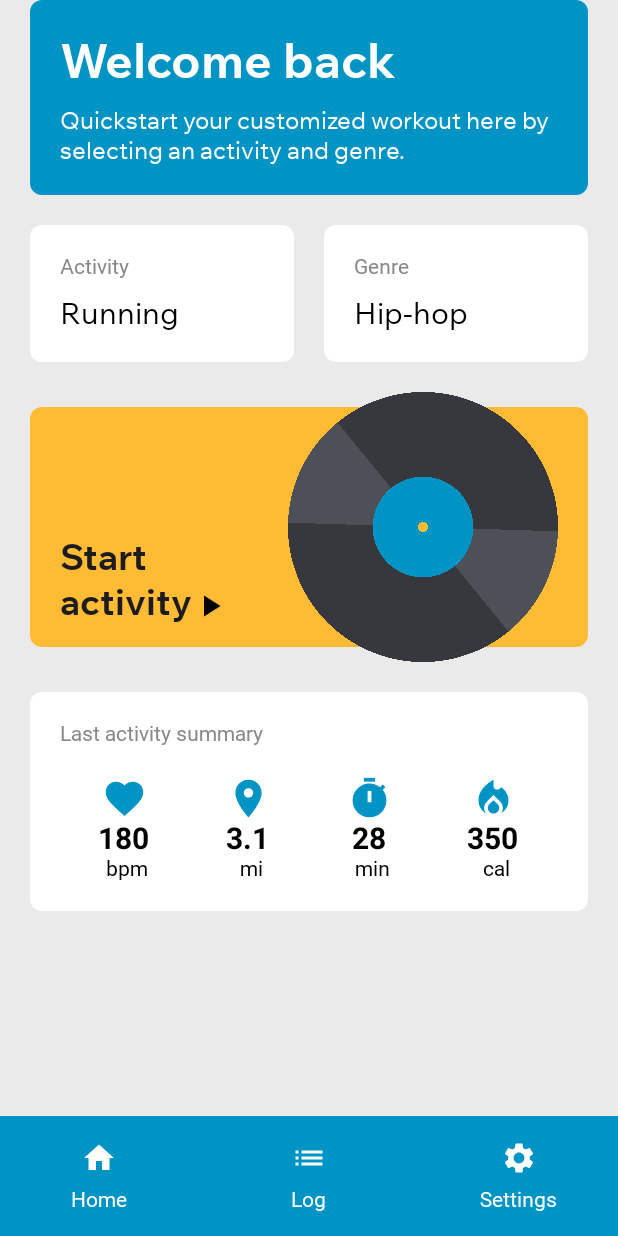
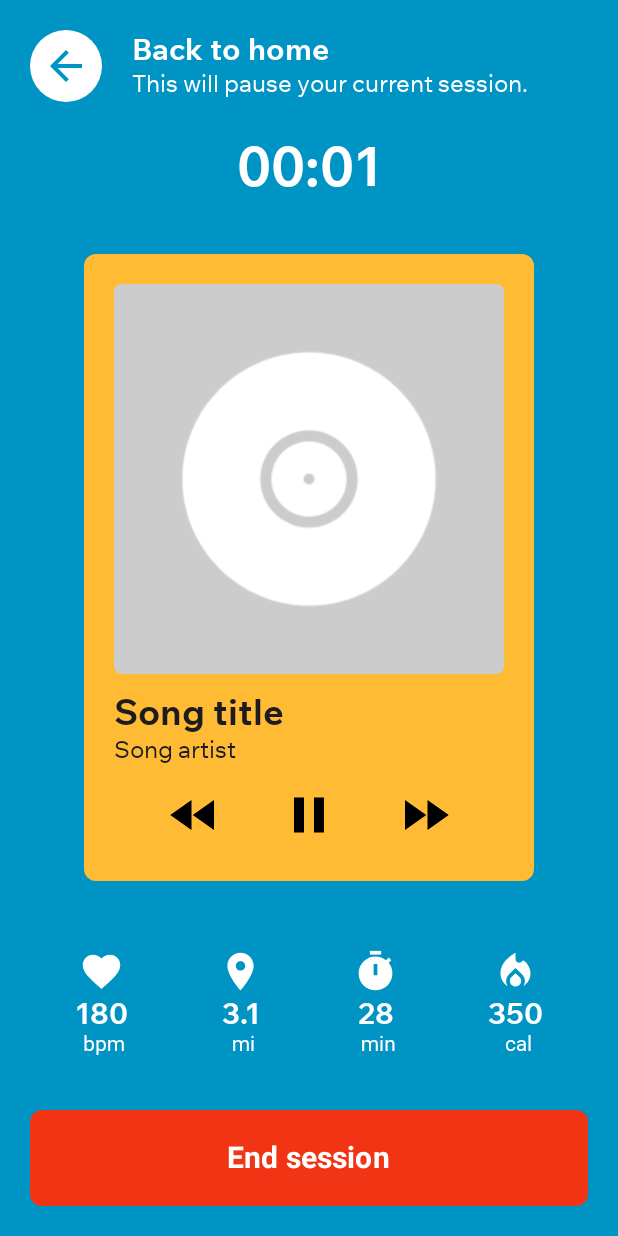
Before and after one commit to alysazhou/cadence, an Android app built with Jetpack Compose: the screen it shows after launch (MainActivity), after a tap on an icon or button, on a phone screen of 412 x 824 dp. Run offline under Robolectric (Android 15) with nearby library versions, the phone set to English and light mode, and no system bars; Roboto replaces fonts that are not available here; 3 other taps on this screen came first.

Commit message:
mapped start activity button on HomeScreen and back button on WorkoutScreen

```diff
--- a/app/build.gradle.kts
+++ b/app/build.gradle.kts
@@ -52,6 +52,7 @@ dependencies {
     implementation("androidx.compose.material:material-icons-extended-android:1.6.8")
     implementation(libs.androidx.compose.runtime)
     implementation(libs.androidx.material3)
+    implementation(libs.androidx.navigation.compose)
     testImplementation(libs.junit)
     androidTestImplementation(libs.androidx.junit)
     androidTestImplementation(libs.androidx.espresso.core)
--- a/app/src/main/java/com/cs407/cadence/MainActivity.kt
+++ b/app/src/main/java/com/cs407/cadence/MainActivity.kt
@@ -3,59 +3,68 @@ package com.cs407.cadence
 import android.os.Bundle
 import androidx.activity.ComponentActivity
 import androidx.activity.compose.setContent
-import androidx.activity.enableEdgeToEdge
 import androidx.compose.foundation.layout.fillMaxSize
 import androidx.compose.foundation.layout.padding
+import androidx.compose.material3.MaterialTheme
 import androidx.compose.material3.Scaffold
-import androidx.compose.material3.Text
+import androidx.compose.material3.Surface
 import androidx.compose.runtime.Composable
+import androidx.compose.runtime.getValue
 import androidx.compose.ui.Modifier
-import androidx.compose.ui.tooling.preview.Preview
-import androidx.compose.ui.unit.dp
+import androidx.navigation.compose.NavHost
+import androidx.navigation.compose.composable
+import androidx.navigation.compose.currentBackStackEntryAsState
+import androidx.navigation.compose.rememberNavController
 import com.cs407.cadence.ui.navigation.BottomNav
 import com.cs407.cadence.ui.screens.HomeScreen
+import com.cs407.cadence.ui.screens.WorkoutScreen
 import com.cs407.cadence.ui.theme.CadenceTheme
 
 class MainActivity : ComponentActivity() {
     override fun onCreate(savedInstanceState: Bundle?) {
         super.onCreate(savedInstanceState)
-        enableEdgeToEdge()
         setContent {
             CadenceTheme {
-                Scaffold(modifier =
-                    Modifier
-                        .fillMaxSize(),
-                    bottomBar = { BottomNav() }
+                Surface(
+                    modifier = Modifier.fillMaxSize(),
+                    color = MaterialTheme.colorScheme.background
+                ) {
+                    val navController = rememberNavController()
+                    val navBackStackEntry by navController.currentBackStackEntryAsState()
+                    val currentRoute = navBackStackEntry?.destination?.route
+
+                    Scaffold(
+                        // 3. Conditionally show the BottomNav
+                        bottomBar = {
+                            if (currentRoute == "home") {
+                                BottomNav()
+                            }
+                        }
                     ) { innerPadding ->
+                        NavHost(
+                            navController = navController,
+                            startDestination = "home",
+                            modifier = Modifier.padding(innerPadding)
+                        ) {
+                            composable("home") {
                                 HomeScreen(
-                        modifier = Modifier.padding(innerPadding)
+                                    onNavigateToWorkout = {
+                                        navController.navigate("workout")
+                                    }
+                                )
+                            }
+
+                            composable("workout") {
+                                WorkoutScreen(
+                                    onNavigateBack = {
+                                        navController.popBackStack()
+                                    }
                                 )
                             }
                         }
                     }
                 }
             }
-
-@Composable
-fun Greeting(name: String, modifier: Modifier = Modifier) {
-    Text(
-        text = "Hello $name!",
-        modifier = modifier
-    )
-}
-
-@Preview(showBackground = true)
-@Composable
-fun GreetingPreview() {
-    CadenceTheme {
-        Scaffold(
-            modifier =
-                Modifier.fillMaxSize(),
-            bottomBar = { BottomNav() }
-        ) { innerPadding ->
-            HomeScreen(
-                modifier = Modifier.padding(innerPadding)
-            )
         }
     }
 }
--- a/app/src/main/java/com/cs407/cadence/ui/screens/HomeScreen.kt
+++ b/app/src/main/java/com/cs407/cadence/ui/screens/HomeScreen.kt
@@ -49,6 +49,7 @@ import androidx.compose.ui.Alignment
 import androidx.compose.ui.Modifier
 import androidx.compose.ui.draw.clip
 import androidx.compose.ui.graphics.Color
+import androidx.compose.ui.graphics.vector.ImageVector
 import androidx.compose.ui.res.painterResource
 import androidx.compose.ui.text.font.FontWeight
 import androidx.compose.ui.tooling.preview.Preview
@@ -61,7 +62,10 @@ import com.cs407.cadence.ui.theme.CadenceTheme
 
 @OptIn(ExperimentalMaterial3Api::class)
 @Composable
-fun HomeScreen(modifier: Modifier = Modifier) {
+fun HomeScreen(
+    modifier: Modifier = Modifier,
+    onNavigateToWorkout: () -> Unit
+) {
     Scaffold(
         topBar = {
 
@@ -72,7 +76,7 @@ fun HomeScreen(modifier: Modifier = Modifier) {
             modifier = modifier
                 .fillMaxSize()
                 .padding(innerPadding)
-                .padding(horizontal = 20.dp)
+                .padding(20.dp)
         ) {
             Column(
                 verticalArrangement = Arrangement
@@ -174,7 +178,7 @@ fun HomeScreen(modifier: Modifier = Modifier) {
                         .fillMaxWidth()
                         .height(180.dp)
                         .clip(RoundedCornerShape(8.dp))
-                        .clickable { /* TODO: Handle Navigation Here */ }
+                        .clickable { onNavigateToWorkout() }
                 ) {
                     Surface(
                         modifier = Modifier
@@ -262,7 +266,7 @@ fun HomeScreen(modifier: Modifier = Modifier) {
 
 // STATS
 @Composable
-fun Stat(icon: androidx.compose.ui.graphics.vector.ImageVector, value: String, label: String) {
+fun Stat(icon: ImageVector, value: String, label: String) {
     Column(
         horizontalAlignment = Alignment.CenterHorizontally
     ) {
@@ -287,11 +291,3 @@ fun Stat(icon: androidx.compose.ui.graphics.vector.ImageVector, value: String, l
 
     }
 }
-
-@Preview(showBackground = true)
-@Composable
-fun HomeScreenPreview() {
-    CadenceTheme {
-        HomeScreen()
-    }
-}
--- a/app/src/main/java/com/cs407/cadence/ui/screens/WorkoutScreen.kt
+++ b/app/src/main/java/com/cs407/cadence/ui/screens/WorkoutScreen.kt
@@ -15,6 +15,7 @@ import androidx.compose.foundation.layout.fillMaxWidth
 import androidx.compose.foundation.layout.height
 import androidx.compose.foundation.layout.padding
 import androidx.compose.foundation.layout.size
+import androidx.compose.foundation.layout.width
 import androidx.compose.foundation.shape.CircleShape
 import androidx.compose.foundation.shape.RoundedCornerShape
 import androidx.compose.material.icons.Icons
@@ -56,15 +57,18 @@ import kotlinx.coroutines.delay
 
 
 @Composable
-fun WorkoutScreen(modifier: Modifier = Modifier) {
+fun WorkoutScreen(
+    modifier: Modifier = Modifier,
+    onNavigateBack: () -> Unit
+) {
 
-    var workoutlength by remember { mutableStateOf(0L) }
+    var workoutLength by remember { mutableStateOf(0L) }
     var isPlaying by remember { mutableStateOf(true) }
 
     LaunchedEffect(key1 = true) {
         while (true) {
             delay(1000L)
-            workoutlength++
+            workoutLength++
         }
     }
 
@@ -81,7 +85,7 @@ fun WorkoutScreen(modifier: Modifier = Modifier) {
                     .padding(20.dp)
             ) {
                 IconButton(
-                    onClick = { /*TODO*/ },
+                    onClick = { onNavigateBack() },
                     modifier = Modifier
                         .background(Color.White, CircleShape)
                 ) {
@@ -117,6 +121,7 @@ fun WorkoutScreen(modifier: Modifier = Modifier) {
                 .padding(horizontal = 20.dp)
         ) {
             Column(
+                horizontalAlignment = Alignment.CenterHorizontally,
                 modifier = Modifier
                     .fillMaxHeight()
                     .padding(bottom = 20.dp),
@@ -128,7 +133,7 @@ fun WorkoutScreen(modifier: Modifier = Modifier) {
                     contentAlignment = Alignment.Center
                 ) {
                     Text(
-                        text = formatTime(workoutlength),
+                        text = formatTime(workoutLength),
                         style = MaterialTheme.typography.bodyLarge,
                         color = Color.White,
                         fontSize = 36.sp,
@@ -136,10 +141,11 @@ fun WorkoutScreen(modifier: Modifier = Modifier) {
                     )
                 }
 
+                // MUSIC PLAYER
                 Column(
-                    verticalArrangement = Arrangement.spacedBy(15.dp),
+                    verticalArrangement = Arrangement.spacedBy(10.dp),
                     modifier = Modifier
-                        .fillMaxWidth()
+                        .width(300.dp)
                         .clip(RoundedCornerShape(8.dp))
                         .background(MaterialTheme.colorScheme.secondary)
                         .padding(20.dp),
@@ -239,11 +245,3 @@ private fun formatTime(seconds: Long): String {
     val secs = seconds % 60
     return "%02d:%02d".format(mins, secs)
 }
-
-@Preview(showBackground = true)
-@Composable
-fun WorkoutScreenPreview() {
-    CadenceTheme {
-        WorkoutScreen()
-    }
-}
--- a/gradle/libs.versions.toml
+++ b/gradle/libs.versions.toml
@@ -10,6 +10,7 @@ activityCompose = "1.11.0"
 composeBom = "2024.09.00"
 runtime = "1.9.3"
 material3 = "1.4.0"
+navigationCompose = "2.9.5"
 
 [libraries]
 androidx-core-ktx = { group = "androidx.core", name = "core-ktx", version.ref = "coreKtx" }
@@ -29,6 +30,7 @@ androidx-compose-material3 = { group = "androidx.compose.material3", name = "mat
 androidx-compose-material-icons-extended = { group = "androidx.compose.material", name = "material-icons-extended" }
 androidx-compose-runtime = { group = "androidx.compose.runtime", name = "runtime", version.ref = "runtime" }
 androidx-material3 = { group = "androidx.compose.material3", name = "material3", version.ref = "material3" }
+androidx-navigation-compose = { group = "androidx.navigation", name = "navigation-compose", version.ref = "navigationCompose" }
 
 [plugins]
 android-application = { id = "com.android.application", version.ref = "agp" }
```
Also changed, not shown: app/src/main/java/com/cs407/cadence/ui/theme/Theme.kt (+0 -8 lines). Lines whose indentation alone changed are shown as unchanged.
